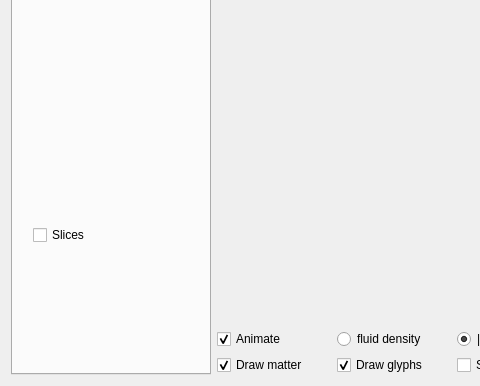
Before: the Qt Designer form window.ui in npklein/scientific_visualization, drawn with Qt 5; both pictures show x 0 to 480 and y 242 to 628 of the 701 by 628 pixel window.
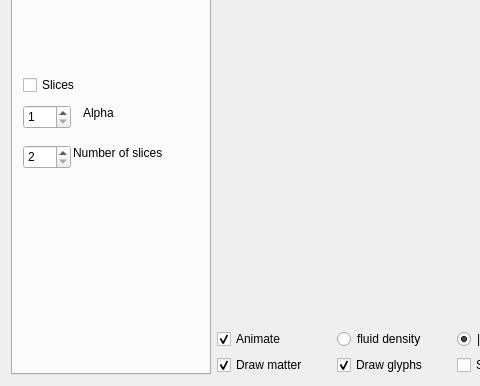
After: the same form once the commit is applied. The open tabs and pages were chosen to show the change. Custom widgets are drawn as their Qt base class.

Diff of the .ui file:
```diff
--- a/window.ui
+++ b/window.ui
@@ -856,8 +856,8 @@
       <widget class="QCheckBox" name="slicesCheckBox">
        <property name="geometry">
         <rect>
-         <x>20</x>
-         <y>430</y>
+         <x>10</x>
+         <y>280</y>
          <width>86</width>
          <height>20</height>
         </rect>
@@ -927,6 +927,64 @@
         <string>Draw default points</string>
        </property>
       </widget>
+      <widget class="QSpinBox" name="spinBox_2">
+       <property name="geometry">
+        <rect>
+         <x>10</x>
+         <y>310</y>
+         <width>48</width>
+         <height>24</height>
+        </rect>
+       </property>
+       <property name="minimum">
+        <number>1</number>
+       </property>
+       <property name="maximum">
+        <number>10</number>
+       </property>
+      </widget>
+      <widget class="QLabel" name="label_14">
+       <property name="geometry">
+        <rect>
+         <x>70</x>
+         <y>310</y>
+         <width>59</width>
+         <height>16</height>
+        </rect>
+       </property>
+       <property name="text">
+        <string>Alpha</string>
+       </property>
+      </widget>
+      <widget class="QSpinBox" name="spinBox_3">
+       <property name="geometry">
+        <rect>
+         <x>10</x>
+         <y>350</y>
+         <width>48</width>
+         <height>24</height>
+        </rect>
+       </property>
+       <property name="minimum">
+        <number>2</number>
+       </property>
+       <property name="maximum">
+        <number>20</number>
+       </property>
+      </widget>
+      <widget class="QLabel" name="label_15">
+       <property name="geometry">
+        <rect>
+         <x>60</x>
+         <y>350</y>
+         <width>141</width>
+         <height>16</height>
+        </rect>
+       </property>
+       <property name="text">
+        <string>Number of slices</string>
+       </property>
+      </widget>
      </widget>
     </widget>
    </item>
```
Left out of the diff: 46 changed lines with no effect on the pictures.
